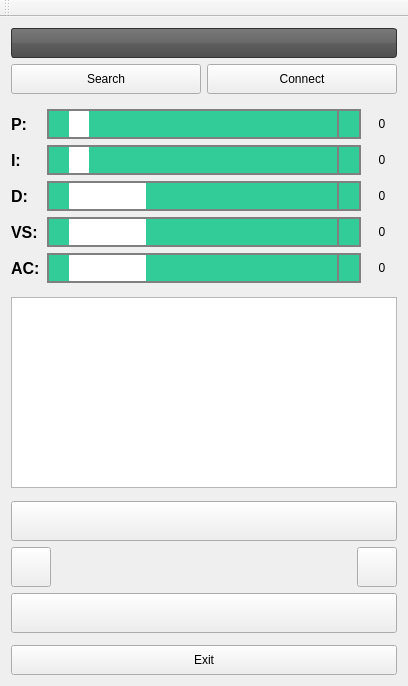
First picture: the form in BalanceRobotRemote/mainwindow.ui, repository takyonxxx/BalanceRobotQT-Raspberry, before the edit.
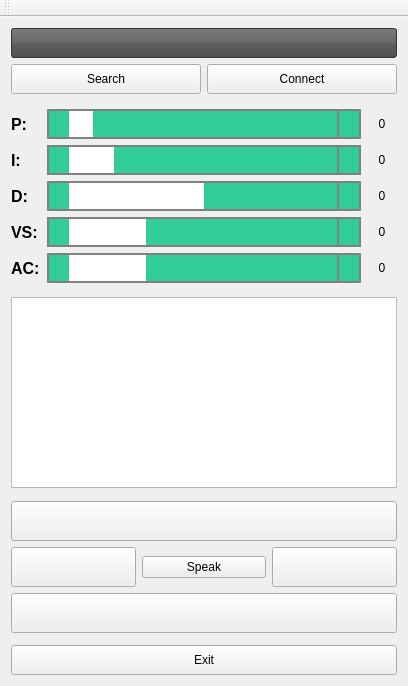
Second picture: the form after the edit. Icons and pictures are not drawn.

Commit message:
remote speak
remote speak

```diff
--- a/BalanceRobotRemote/mainwindow.ui
+++ b/BalanceRobotRemote/mainwindow.ui
@@ -179,7 +179,7 @@
 }</string>
           </property>
           <property name="maximum">
-           <number>255</number>
+           <number>100</number>
           </property>
           <property name="orientation">
            <enum>Qt::Horizontal</enum>
@@ -277,7 +277,7 @@
 }</string>
           </property>
           <property name="maximum">
-           <number>255</number>
+           <number>50</number>
           </property>
           <property name="orientation">
            <enum>Qt::Horizontal</enum>
@@ -375,7 +375,7 @@
 }</string>
           </property>
           <property name="maximum">
-           <number>25</number>
+           <number>10</number>
           </property>
           <property name="orientation">
            <enum>Qt::Horizontal</enum>
@@ -654,17 +654,11 @@
        </widget>
       </item>
       <item>
-       <spacer name="horizontalSpacer">
-        <property name="orientation">
-         <enum>Qt::Horizontal</enum>
+       <widget class="QPushButton" name="m_pBSpeak">
+        <property name="text">
+         <string>Speak</string>
         </property>
-        <property name="sizeHint" stdset="0">
-         <size>
-          <width>40</width>
-          <height>20</height>
-         </size>
-        </property>
-       </spacer>
+       </widget>
       </item>
       <item>
        <widget class="QPushButton" name="m_pBRight">
```
Left out of the diff: 2 changed lines with no effect on the pictures. The commit also changes 3 other files.
